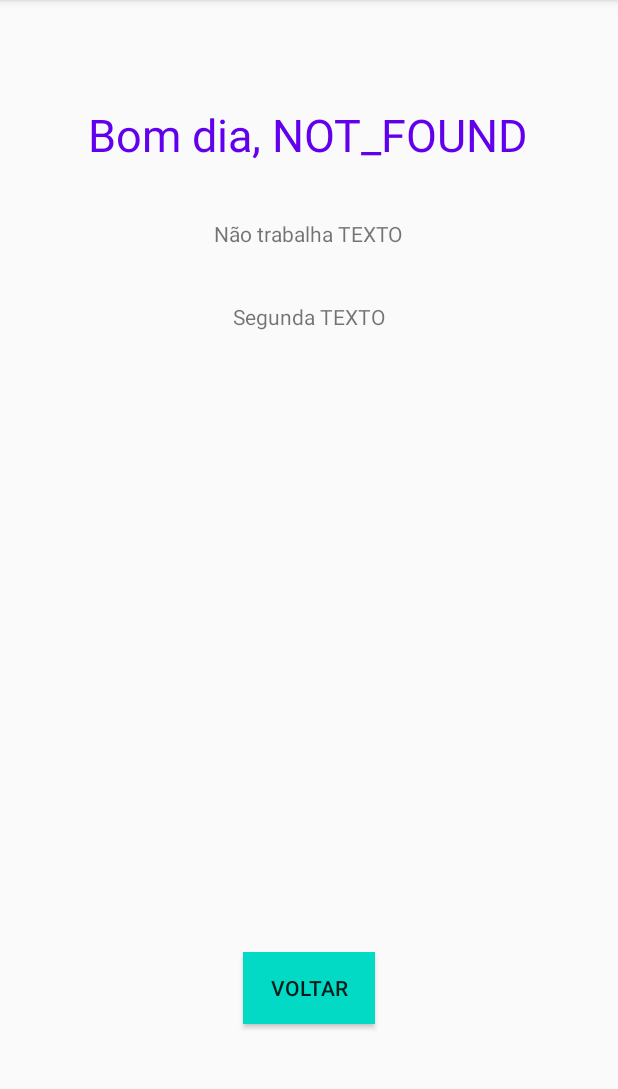
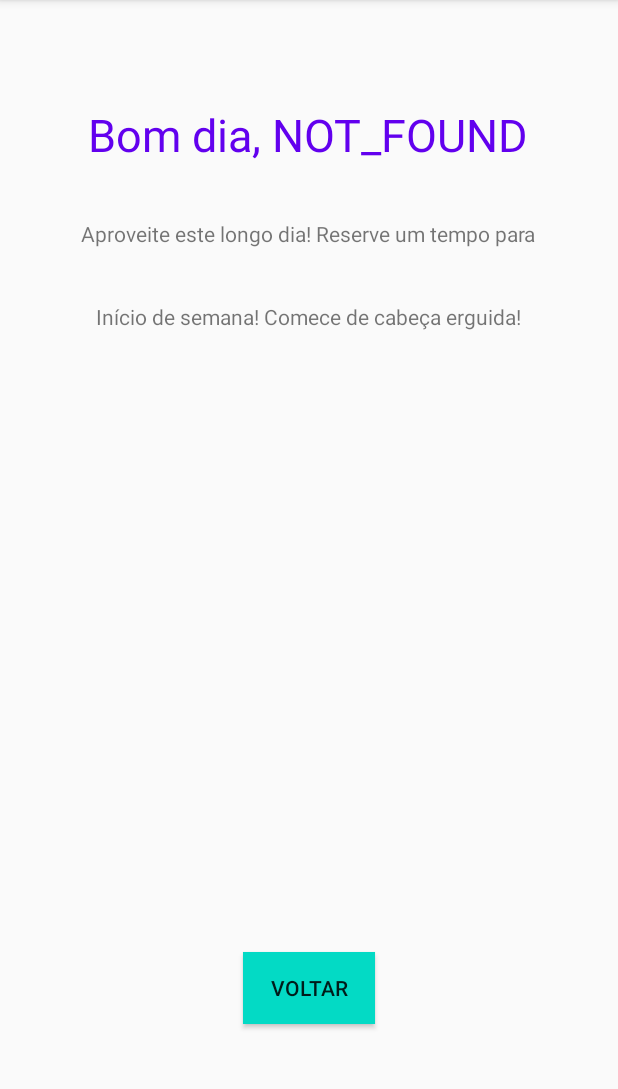
Before and after one commit to arturtres3/Apoio-Psicologico-IHC, an Android app: the ImproveYourDay screen opened directly, with no data from a screen before it, on a phone screen of 412 x 824 dp, the part 84-1173 px from its top. Run offline under Robolectric (Android 15) with nearby library versions, the phone set to English and light mode, and no system bars; 3 statements that could not run were skipped.

Commit message:
Exercício de respiração incluído + mudanças no improveyourday

```diff
--- a/Quicktest/app/src/main/AndroidManifest.xml
+++ b/Quicktest/app/src/main/AndroidManifest.xml
@@ -9,7 +9,8 @@
         android:roundIcon="@mipmap/ic_launcher_round"
         android:supportsRtl="true"
         android:theme="@style/AppTheme">
-        <activity android:name=".ImproveYourDay"></activity>
+        <activity android:name=".BreathExercise"></activity>
+        <activity android:name=".ImproveYourDay" />
         <activity android:name=".coisas_que_me_afetam" />
         <activity android:name=".EditProfile" />
         <activity android:name=".HelpNowResults" />
--- a/Quicktest/app/src/main/java/com/example/quicktest/ImproveYourDay.java
+++ b/Quicktest/app/src/main/java/com/example/quicktest/ImproveYourDay.java
@@ -27,42 +27,40 @@ public class ImproveYourDay extends AppCompatActivity {
     final int FIRST_HOUR_AFTERNOON = 12;
     final int FIRST_HOUR_NIGHT = 18;
     final float GREETINGS_TEXTSIZE = 30;
-    final int IDADE_1 = 13;//limites para as 4 categorias de idade
-    final int IDADE_2 = 18;
-    final int IDADE_3 = 59;
-    final int TRAB1 = 6;//limites para as 3 categorias de tempo de trabalho
-    final int TRAB2 = 9;
+    final int IDADE_CRIANÇA = 13;//limites para as 4 categorias de idade
+    final int IDADE_ADULTO = 18;
+    final int IDADE_IDOSO = 59;
+    final int TRAB_MIN = 6;//limites para as 3 categorias de tempo de trabalho
+    final int TRAB_MAX = 8;
 
 
     @Override
     protected void onCreate(Bundle savedInstanceState) {
         super.onCreate(savedInstanceState);
         setContentView(R.layout.activity_improve_your_day);
-        putText(greetings(),true);
+        putText(greetings(),false);
         customText();
     }
 
     public String greetings(){
-        SimpleDateFormat current_hour = new SimpleDateFormat(CURRENT_HOUR);
-        Date date = new Date(System.currentTimeMillis() - THREE_HOURS_IN_MILISSECONDS);
-        String formatted_hour = current_hour.format(date);
-
         //TextView greetingsTextView = (TextView) findViewById(R.id.greetingsText);
         //greetingsTextView.setTextSize(GREETINGS_TEXTSIZE);
-        int numeric_hour = Integer.valueOf(formatted_hour);
+        int numeric_hour = Integer.valueOf(getDateFormat(CURRENT_HOUR));
         if(numeric_hour >= FIRST_HOUR_MORNING && numeric_hour < FIRST_HOUR_AFTERNOON){
-            return "Bom dia, " + getUserName();
+            putText("Bom dia, " + getUserName(), true);
+            return getResources().getString(R.string.morning_improveText);
         }
         else if(numeric_hour >= FIRST_HOUR_AFTERNOON && numeric_hour < FIRST_HOUR_NIGHT){
             return "Boa tarde, " + getUserName();
         }
         else{
-            return "Boa noite, " + getUserName();
+            putText("Boa noite, " + getUserName(), true);
+            return getResources().getString(R.string.night_improveText);
         }
     }
 
     // Coloca o texto na tela
-    private void putText(String text, boolean titulo){
+    private void putText(String text, boolean isTitle){
         LinearLayout layout = (LinearLayout) findViewById(R.id.layoutImprove);
         TextView novaEntrada = new TextView(this);
         LinearLayout.LayoutParams params = new LinearLayout.LayoutParams(
@@ -78,12 +76,77 @@ public class ImproveYourDay extends AppCompatActivity {
         //novaEntrada.setGravity(Gravity.CENTER);
         //novaEntrada.setBackgroundColor(getResources().getColor(R.color.Coisas));
         novaEntrada.setLayoutParams(params);
-        if (titulo) {
+        if (isTitle) {
             novaEntrada.setTextSize(GREETINGS_TEXTSIZE);
             novaEntrada.setTextColor(getResources().getColor(R.color.colorPrimary));
         }
         layout.addView(novaEntrada);
     }
+
+    private void customTextHealthCondition(){
+        String userHealthCondition = getUserHealthCondition();
+
+        if(userHealthCondition.equals("Medo")){
+            putText(getResources().getString(R.string.fearCondition_improveText), false);
+        }else if(userHealthCondition.equals("Tristeza")){
+            putText(getResources().getString(R.string.sadnessCondition_improveText), false);
+        }else if(userHealthCondition.equals("Estresse")){
+            putText(getResources().getString(R.string.stressCondition_improveText), false);
+        }else if(userHealthCondition.equals("Queimação no peito")){
+            putText(getResources().getString(R.string.chestCondition_improveText), false);
+        }else if(userHealthCondition.equals("Pensamentos intrusivos")){
+            putText(getResources().getString(R.string.thoughtsCondition_improveText), false);
+        }else if(userHealthCondition.equals("Insônia")){
+            putText(getResources().getString(R.string.insomniaCondition_improveText), false);
+        }
+
+    }
+
+    private void customTextWeekDay(){
+        String dia = getDateFormat(DAY_OF_THE_WEEK);
+        if(dia.equals("Sun")){
+            putText(getResources().getString(R.string.sunday_improveText), false);
+        }else if(dia.equals("Mon")){
+            putText(getResources().getString(R.string.monday_improveText), false);
+        }else if(dia.equals("Tue")){
+            putText(getResources().getString(R.string.tuesday_improveText), false);
+        }else if(dia.equals("Wed")){
+            putText(getResources().getString(R.string.wednesday_improveText), false);
+        }else if(dia.equals("Thu")){
+            putText(getResources().getString(R.string.thursday_improveText), false);
+        }else if(dia.equals("Fri")){
+            putText(getResources().getString(R.string.friday_improveText), false);
+        }else if(dia.equals("Sat")){
+            putText(getResources().getString(R.string.saturday_improveText), false);
+        }
+    }
+
+    private void customTextInfoCombinations(){
+        int userAge = Integer.parseInt(getUserAge());
+        String userHealthCondition = getUserHealthCondition();
+        int userHoursWork = Integer.parseInt(getUserHoursOfWork());
+
+        if(isStressedWithExcessWork(userHealthCondition, userHoursWork))
+            putText(getResources().getString(R.string.stressPlusMuchWork_improveText), false);
+        else if(isSadAndOld(userHealthCondition, userAge))
+            putText(getResources().getString(R.string.oldPlusSad_improveText), false);
+        else if(isYoungAdultAndAnsious(userHealthCondition, userAge))
+            putText(getResources().getString(R.string.youngPlusAnxiety_improveText), false);
+    }
+
+
+    private boolean isStressedWithExcessWork(String health, int hours){
+        return hours > TRAB_MAX && health.equals("Estresse");
+    }
+
+    private boolean isSadAndOld(String health, int age){
+        return age > IDADE_IDOSO && health.equals("Tristeza");
+    }
+
+    private boolean isYoungAdultAndAnsious(String health, int age){
+        return age >= IDADE_ADULTO && age <= IDADE_IDOSO && health.equals("Queimação no peito");
+    }
+
 
     //monta o texto
     private void customText(){
@@ -91,71 +154,47 @@ public class ImproveYourDay extends AppCompatActivity {
         String healthCond = getUserHealthCondition();
         int work;
 
-        if(getUserHoursOfWork() == "NOT_FOUND"){
+        if(getUserHoursOfWork().equals("NOT_FOUND")){
             work = 0;
         }else{
             work = Integer.parseInt(getUserHoursOfWork());
         }
 
-        //texto idade
-        if(age > 0 && age < IDADE_1){
+        /*texto idade
+        if(age > 0 && age < IDADE_CRIANÇA){
             putText("Idade menor que 13 TEXTO", false);
-        }else if(age > IDADE_1 && age < IDADE_2){
+        }else if(age > IDADE_CRIANÇA && age < IDADE_ADULTO){
             putText("Idade entre 14-18 TEXTO", false);
-        }else if(age > IDADE_2 && age< IDADE_3){
+        }else if(age > IDADE_ADULTO && age< IDADE_IDOSO){
             putText("Idade entre 19-59 TEXTO", false);
-        }else if(age > IDADE_3){
+        }else if(age > IDADE_IDOSO){
             putText("Idade maior que 60 TEXTO", false);
-        }
+        } */
 
-        //texto trabalho
+        /*texto trabalho
         if(work == 0){
             putText("Não trabalha TEXTO", false);
-        }else if(work > 0 && work < TRAB1){
+        }else if(work > 0 && work < TRAB_MIN){
             putText("Trabalha entre 0-6hrs TEXTO", false);
-        }else if(work > TRAB1 && work < TRAB2){
+        }else if(work > TRAB_MIN && work < TRAB_MAX){
             putText("Trabalha entre 6-9hrs TEXTO", false);
-        }else if(work > TRAB2){
+        }else if(work > TRAB_MAX){
             putText("Trabalha mais que 9hrs TEXTO", false);
-        }
+        } */
 
-        //texto condição
-        if(healthCond.equals("Medo")){
-            putText("Medo TEXTO", false);
-        }else if(healthCond.equals("Tristeza")){
-            putText("Tristeza TEXTO", false);
-        }else if(healthCond.equals("Estresse")){
-            putText("Estresse TEXTO", false);
-        }else if(healthCond.equals("Queimação no peito")){
-            putText("Queimação TEXTO", false);
-        }else if(healthCond.equals("Pensamentos intrusivos")){
-            putText("Pensamentos TEXTO", false);
-        }else if(healthCond.equals("Insônia")){
-            putText("Insônia TEXTO", false);
-        }
-
-        //texto dia da semana
-        SimpleDateFormat day_of_the_week = new SimpleDateFormat(DAY_OF_THE_WEEK);
-        Date date = new Date(System.currentTimeMillis() - THREE_HOURS_IN_MILISSECONDS);
-        String dia = day_of_the_week.format(date);
-        if(dia.equals("Sun")){
-            putText("Domingo TEXTO", false);
-        }else if(dia.equals("Mon")){
-            putText("Segunda TEXTO", false);
-        }else if(dia.equals("Tue")){
-            putText("Terça TEXTO", false);
-        }else if(dia.equals("Wed")){
-            putText("Quarta TEXTO", false);
-        }else if(dia.equals("Thu")){
-            putText("Quinta TEXTO", false);
-        }else if(dia.equals("Fri")){
-            putText("Sexta TEXTO", false);
-        }else if(dia.equals("Sat")){
-            putText("Sábado TEXTO", false);
-        }
+        customTextWeekDay();
+        customTextHealthCondition();
+        customTextInfoCombinations();
 
 
     }
+
+    public String getDateFormat(String format){
+        SimpleDateFormat day_of_the_week = new SimpleDateFormat(format);
+        Date date = new Date(System.currentTimeMillis() - THREE_HOURS_IN_MILISSECONDS);
+        return day_of_the_week.format(date);
+    }
+
     public String getUserName(){
         return PreferenceManager.getDefaultSharedPreferences(this).getString("NOME", "NOT_FOUND");
     }
--- a/Quicktest/app/src/main/res/values/strings.xml
+++ b/Quicktest/app/src/main/res/values/strings.xml
@@ -57,4 +57,25 @@ Enquanto faz esse exercício, escute esta música : https://www.youtube.com/watc
     <string name="condition_empty_message">Nenhuma condição de saúde selecionada! Selecione uma!</string>
     <string name="invalid_name_message">Nome inválido!</string>
     <string name="empty_name_message">Você não colocou nenhum nome.</string>
+    <string name="morning_improveText">Aproveite este longo dia! Reserve um tempo para</string>
+    <string name="afternoon_improveText">Está ocupado? Dê uma pausa para respirar fundo e</string>
+    <string name="night_improveText">Se possível, relaxe. Faça </string>
+    <string name="fearCondition_improveText">Seus medos são uma reação normal e instintiva do corpo para pressentir perigos. Você pode superá-los! </string>
+    <string name="sadnessCondition_improveText">Toda tempestade termina. Tudo vai dar certo!</string>
+    <string name="thoughtsCondition_improveText">Não acredite em tudo o que você pensa, e não se incomode tanto. Pensamentos são só o que são: pensamentos. Nada mais.</string>
+    <string name="stressCondition_improveText">Reserve um instante para fazer o exercício de respiração abaixo.</string>
+    <string name="insomniaCondition_improveText">Tente se cansar muito fisicamente durante o dia, e não durma durante o dia!</string>
+    <string name="chestCondition_improveText">Tente se desgastar fisicamente durante o dia. Faça exercícios físicos aeróbicos, em casa ou em outros locais!</string>
+    <string name="seila">testando</string>
+    <string name="monday_improveText">Início de semana! Comece de cabeça erguida!</string>
+    <string name="tuesday_improveText">Busque a tranquilidade hoje, tenha paciência!</string>
+    <string name="wednesday_improveText">Metade da semana! Acredite no teu potencial, segue firme!</string>
+    <string name="thursday_improveText">"O insucesso é apenas uma oportunidade para recomeçar com mais inteligência." Henry Ford</string>
+    <string name="friday_improveText">Sextou! Insista, persista e nunca desista!</string>
+    <string name="saturday_improveText">Às vezes você ganha... e outras vezes você aprende.</string>
+    <string name="sunday_improveText">Domingo, já? O tempo voa. Mas seja o piloto e confie em si mesmo! Você consegue!</string>
+    <string name="stressPlusMuchWork_improveText">Já considerou se seu trabalho tá te estressando? Se possível, pode ser uma boa ideia reduzir o tempo de trabalho e fazer pausas regulares</string>
+    <string name="oldPlusSad_improveText">Faça um esporte prazeroso no seu tempo livre! Não se esqueça de cuidar da saúde.</string>
+    <string name="youngPlusAnxiety_improveText">Você se considera ansioso? Talvez seja bom procurar um tratamento. Tente fazer um esporte fisicamente exigente em alguma hora do seu dia!</string>
+
 </resources>
```
Also changed, not shown: Quicktest/app/src/main/java/com/example/quicktest/BreathExercise.java (added, +80 -0 lines), Quicktest/app/src/main/java/com/example/quicktest/EditProfile.java (+10 -3 lines), Quicktest/app/src/main/res/layout/activity_breath_exercise.xml (added, +43 -0 lines).
